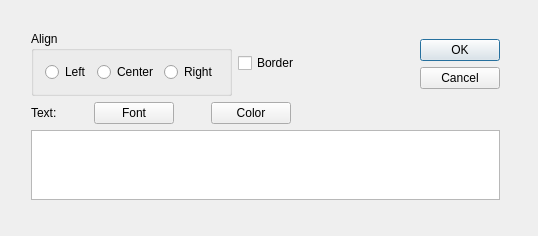
Qt form GSCD/textdialog.ui (fzlgejiao/PowerTool) before a commit.
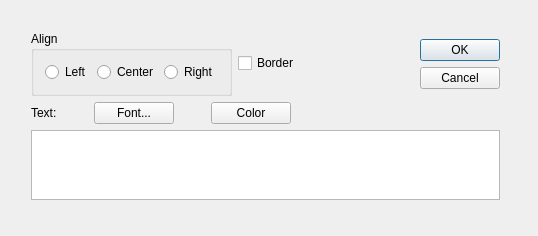
The same form after that commit.

```diff
--- a/GSCD/textdialog.ui
+++ b/GSCD/textdialog.ui
@@ -106,7 +106,7 @@
       <item>
        <widget class="QPushButton" name="pushButton_font">
         <property name="text">
-         <string>Font</string>
+         <string>Font...</string>
         </property>
        </widget>
       </item>
```
Left out of the diff: 2 changed lines with no effect on the pictures.
